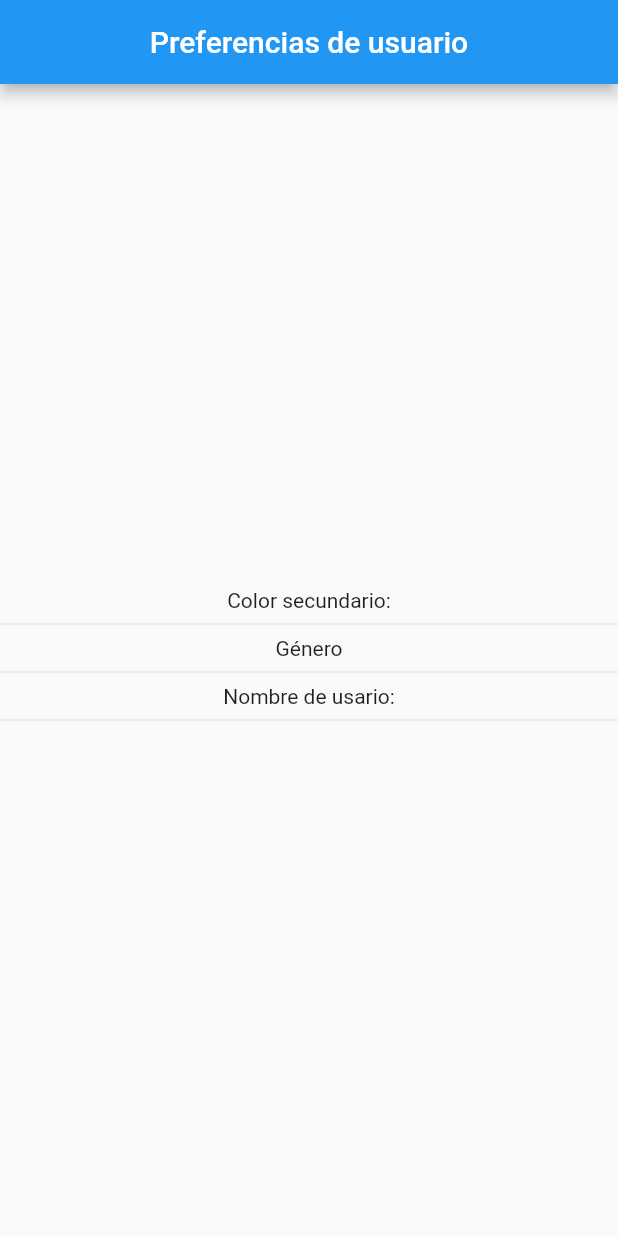
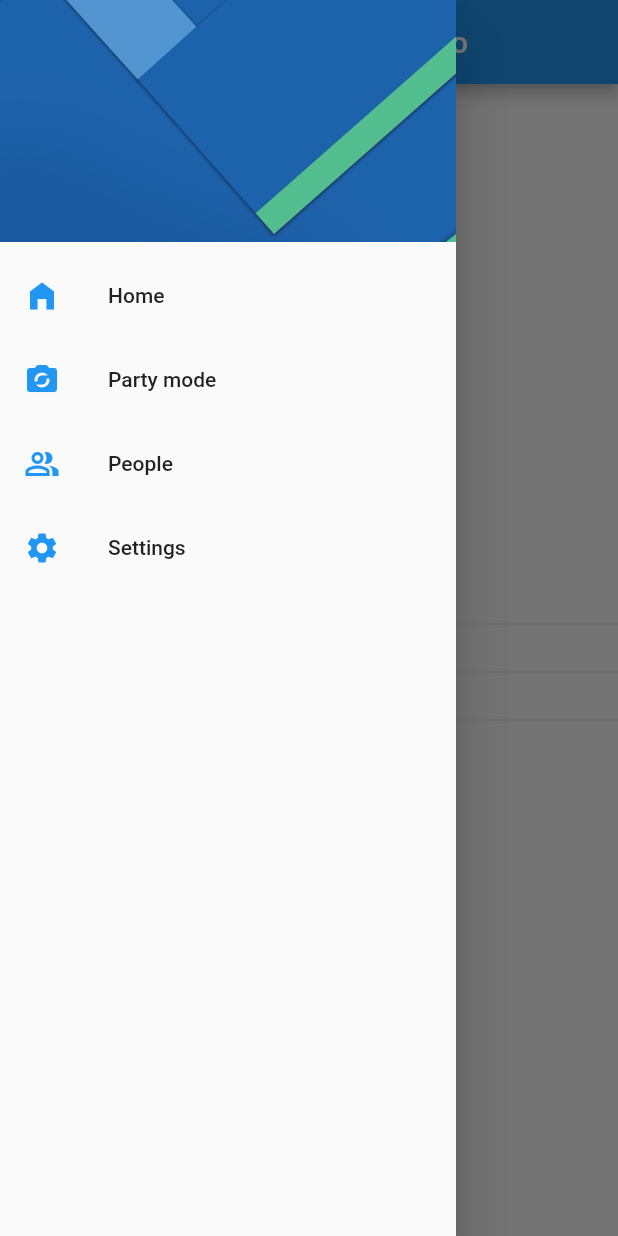
Before and after one commit to ddienu/UserPreferencesApp, a Flutter app: the screen it shows after launch, with the side drawer open (before the commit the screen has no drawer), on a phone screen of 412 x 824 dp. Run offline on Flutter 3.47's test engine with Material 2 defaults, Android fonts, the light colour scheme and no system bars.

Commit message:
Add: Asset image, update: Home page
Add an image into the assets folders and update the pubspec.
update the hoe page with a method that includes a drawer widget and 4 list tiles with its name and icon.

```diff
--- a/lib/src/pages/home_page.dart
+++ b/lib/src/pages/home_page.dart
@@ -1,4 +1,5 @@
 import 'package:flutter/material.dart';
+import 'package:userpreferencesapp/src/pages/settings_page.dart';
 
 
 class HomePage extends StatelessWidget {
@@ -13,6 +14,7 @@ class HomePage extends StatelessWidget {
         centerTitle: true,
         title: const Text('Preferencias de usuario'),
       ),
+      drawer: _crearMenu(context),
       body: Column(
         mainAxisAlignment: MainAxisAlignment.center,
         children: const [
@@ -26,4 +28,45 @@ class HomePage extends StatelessWidget {
       ),
     );
 }
+
+  Drawer _crearMenu(BuildContext context) {
+    return Drawer(
+      child: ListView(
+        children: [
+          DrawerHeader(
+            child: Container(),
+            decoration: BoxDecoration(
+              image: DecorationImage(
+                image: AssetImage('assets/menu-img.jpg'),
+                fit: BoxFit.cover,
+                )
+            ),
+            ),
+            ListTile(
+              leading: Icon(Icons.home_filled, color: Colors.blue,),
+              title: Text('Home'),
+              onTap: () => Navigator.pushReplacementNamed(context, HomePage.routeName)
+            ),
+
+            ListTile(
+              leading: Icon(Icons.party_mode, color: Colors.blue,),
+              title: Text('Party mode'),
+              onTap: (){},
+            ),
+
+            ListTile(
+              leading: Icon(Icons.people_alt_outlined, color: Colors.blue,),
+              title: Text('People'),
+              onTap: (){},
+            ),
+
+            ListTile(
+              leading: Icon(Icons.settings, color: Colors.blue,),
+              title: Text('Settings'),
+              onTap: () => Navigator.pushReplacementNamed(context, SettingsPage.routeName)
+            ),
+        ],
+      ),
+      );
+  }
 }
--- a/lib/src/pages/settings_page.dart
+++ b/lib/src/pages/settings_page.dart
@@ -12,7 +12,7 @@ class SettingsPage extends StatelessWidget {
       appBar: AppBar(
         title: const Text('Ajustes'),
       ),
-      body: Center(
+      body: const Center(
         child: Text('Ajustes Page'),
       )
     );
--- a/pubspec.yaml
+++ b/pubspec.yaml
@@ -58,8 +58,8 @@ flutter:
   uses-material-design: true
 
   # To add assets to your application, add an assets section, like this:
-  # assets:
-  #   - images/a_dot_burr.jpeg
+  assets:
+   - assets/menu-img.jpg
   #   - images/a_dot_ham.jpeg
 
   # An image asset can refer to one or more resolution-specific "variants", see
```
Also changed, not shown: assets/menu-img.jpg (added).
